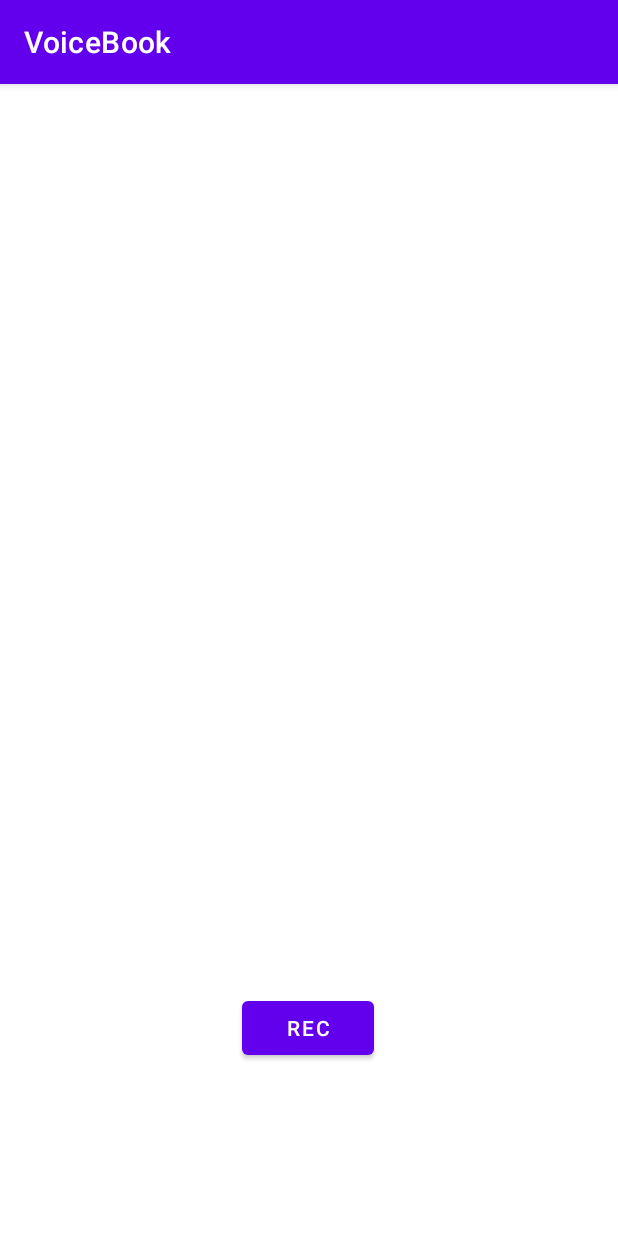
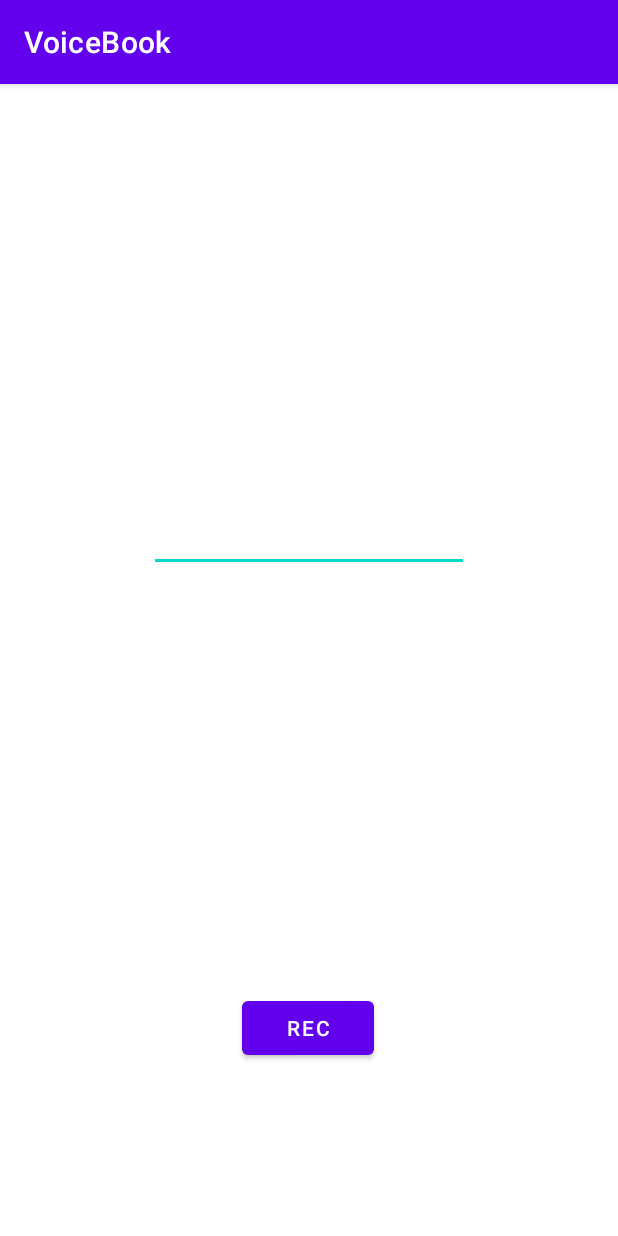
Before and after one commit to Raf0707/VoiceBook, an Android app: the screen it shows after launch (MainActivity), on a phone screen of 412 x 824 dp. Run offline under Robolectric (Android 15) with nearby library versions, the phone set to English and light mode, and no system bars.

```diff
--- a/app/src/main/java/com/example/voicebook/MainActivity.java
+++ b/app/src/main/java/com/example/voicebook/MainActivity.java
@@ -21,11 +21,14 @@ import java.util.Locale;
 
 public class MainActivity extends AppCompatActivity {
     private TextView textTest;
+    EditText editText;
+
 
     @Override
     protected void onCreate(Bundle savedInstanceState) {
         super.onCreate(savedInstanceState);
         setContentView(R.layout.activity_main);
+        editText = (EditText) findViewById(R.id.editTextTextPersonName);
         init();
 
     }
@@ -33,8 +36,7 @@ public class MainActivity extends AppCompatActivity {
     {
         textTest = findViewById(R.id.textTest);
     }
-    public void voiceRec(View view)
-    {
+    public void voiceRec(View view) {
         Intent intent = new Intent(RecognizerIntent.ACTION_RECOGNIZE_SPEECH);
         intent.putExtra(RecognizerIntent.EXTRA_LANGUAGE_MODEL, RecognizerIntent.LANGUAGE_MODEL_FREE_FORM);
         intent.putExtra(RecognizerIntent.EXTRA_LANGUAGE, Locale.getDefault());
@@ -52,7 +54,8 @@ public class MainActivity extends AppCompatActivity {
             {
                 case 10:
                     ArrayList<String> text =  data.getStringArrayListExtra(RecognizerIntent.EXTRA_RESULTS);
-                    textTest.setText(text.get(0));
+                    //textTest.setText(text.get(0).toString());
+                    editText.setText(text.get(0));
                     break;
 
             }
--- a/app/src/main/res/layout/activity_main.xml
+++ b/app/src/main/res/layout/activity_main.xml
@@ -32,4 +32,16 @@
         app:layout_constraintTop_toBottomOf="@+id/textTest"
         app:layout_constraintVertical_bias="0.764" />
 
+    <EditText
+        android:id="@+id/editTextTextPersonName"
+        android:layout_width="wrap_content"
+        android:layout_height="wrap_content"
+        android:ems="10"
+        android:inputType="textPersonName"
+        android:text=""
+        app:layout_constraintBottom_toTopOf="@+id/button"
+        app:layout_constraintEnd_toEndOf="parent"
+        app:layout_constraintStart_toStartOf="parent"
+        app:layout_constraintTop_toTopOf="parent" />
+
 </androidx.constraintlayout.widget.ConstraintLayout>
```
